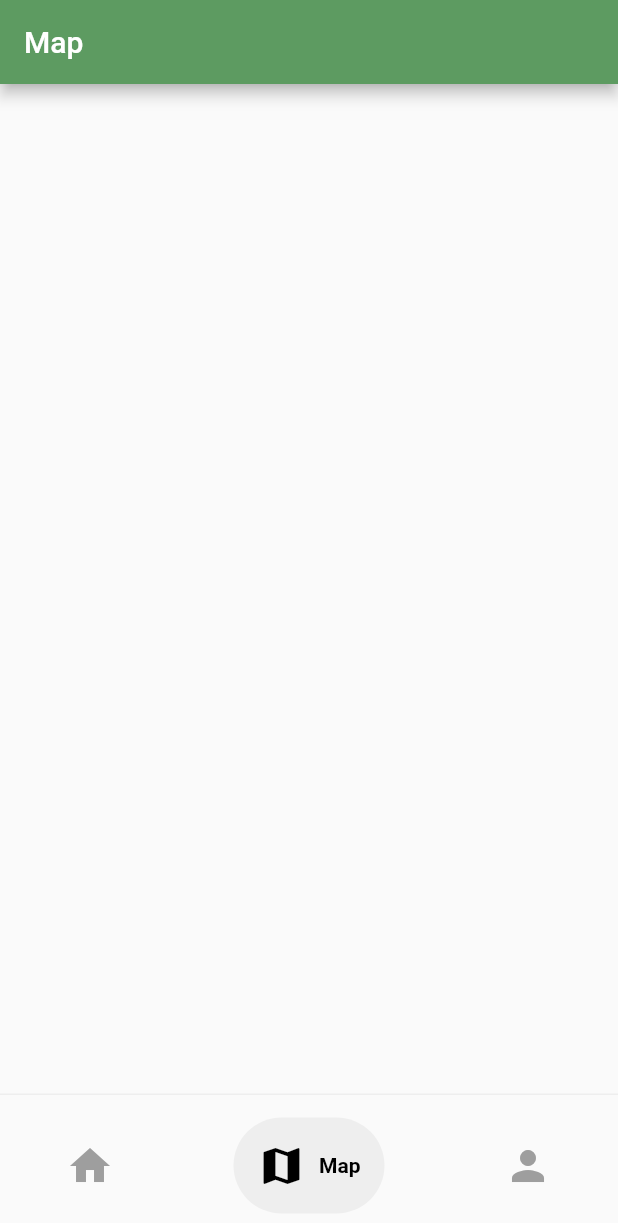
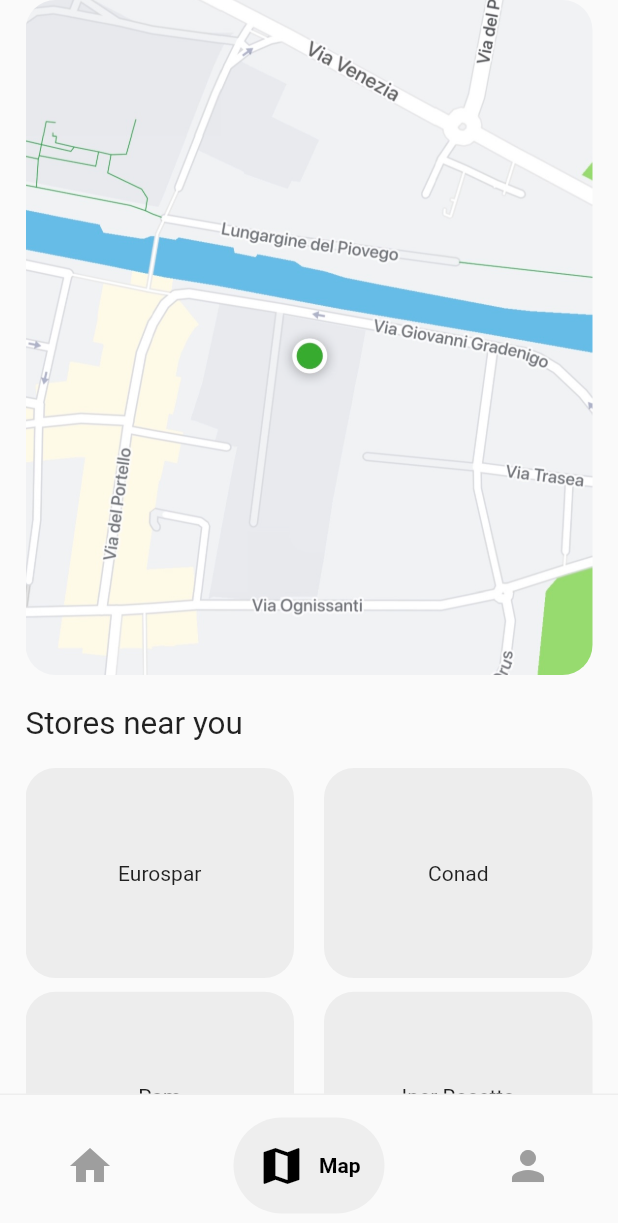
Before and after one commit to MarichenK/Biomedical-Technologies, a Flutter app: the screen it shows after launch, item 2 of the bottom bar chosen, on a phone screen of 412 x 824 dp. Shown: the top 1223 px of the screen. Run offline on Flutter 3.47's test engine with Material 2 defaults, Android fonts, the phone set to English and light mode, and no system bars; drawn by our look-alikes of google_nav_bar; our stand-ins replace fl_chart.

Commit message:
Added map and buttons to MapPage

```diff
--- a/agri_fit/lib/screens/mapPage.dart
+++ b/agri_fit/lib/screens/mapPage.dart
@@ -1,20 +1,80 @@
 import 'package:flutter/material.dart';
 
+final List _stores = [
+    'Eurospar',
+    'Conad',
+    'Pam',
+    'Iper Rosetto',
+    'Ali',
+    'Lidl',
+    'Eurospin'
+  ];
+
 class MapPage extends StatelessWidget {
-  const MapPage({Key? key}) : super(key: key);
-
   static const route = '/map/';
   static const routename = 'Map';
 
   @override
   Widget build(BuildContext context) {
     print('${MapPage.routename} built');
-    return Scaffold(
-      appBar: AppBar(
-        backgroundColor: Color.fromARGB(255, 93, 155, 97),
-        title: Text(MapPage.routename),
-      ),
+    return Padding(
+      padding: const EdgeInsets.only(left: 17, right: 17),
+      child: Scaffold(
+          appBar: PreferredSize(
+            preferredSize: Size.fromHeight(0.0),
+            child: AppBar(
+              backgroundColor: Colors.grey[50],
+              elevation: 0,
+            ),
+          ),
+          body: Column(
+            children: [
+              Container(
+                height: 450,
+                decoration: const BoxDecoration(
+                    borderRadius: BorderRadius.all(Radius.circular(20)),
+                    image: DecorationImage(
+                      fit: BoxFit.fitWidth,
+                      image: AssetImage('assets/map_image.jpg'),
+                    )),
+              ),
+              const Padding(
+                padding: EdgeInsets.only(top: 20, bottom: 17),
+                child: Align(
+                  alignment: Alignment.centerLeft,
+                  child: Text(
+                    'Stores near you',
+                    textScaleFactor: 1.5,
+                  ),
+                ),
+              ),
+              Expanded(
+                child: GridView.count(
+                    childAspectRatio: 1.2,
+                    crossAxisSpacing: 20,
+                    crossAxisCount: 2,
+
+                    children: List.generate(_stores.length, (index) {
+                      return Center(
+                          child: Column(
+                        mainAxisAlignment: MainAxisAlignment.spaceBetween,
+                        children: [
+                          Container(
+                            height: 140,
+                            decoration: const BoxDecoration(
+                                color: Color.fromARGB(255, 237, 237, 237),
+                                borderRadius:
+                                    BorderRadius.all(Radius.circular(20))),
+                            child: Center(
+                              child: Text(_stores[index]),
+                            ),
+                          ),
+                        ],
+                      ));
+                    })),
+              )
+            ],
+          )),
     );
   } //build
-
 } //ProfilePage
--- a/agri_fit/pubspec.yaml
+++ b/agri_fit/pubspec.yaml
@@ -19,3 +19,6 @@ dev_dependencies:
 
 flutter:
   uses-material-design: true
+
+  assets:
+    - assets/map_image.jpg
```
Also changed, not shown: agri_fit/assets/map_image.jpg (added), 6 other files.
